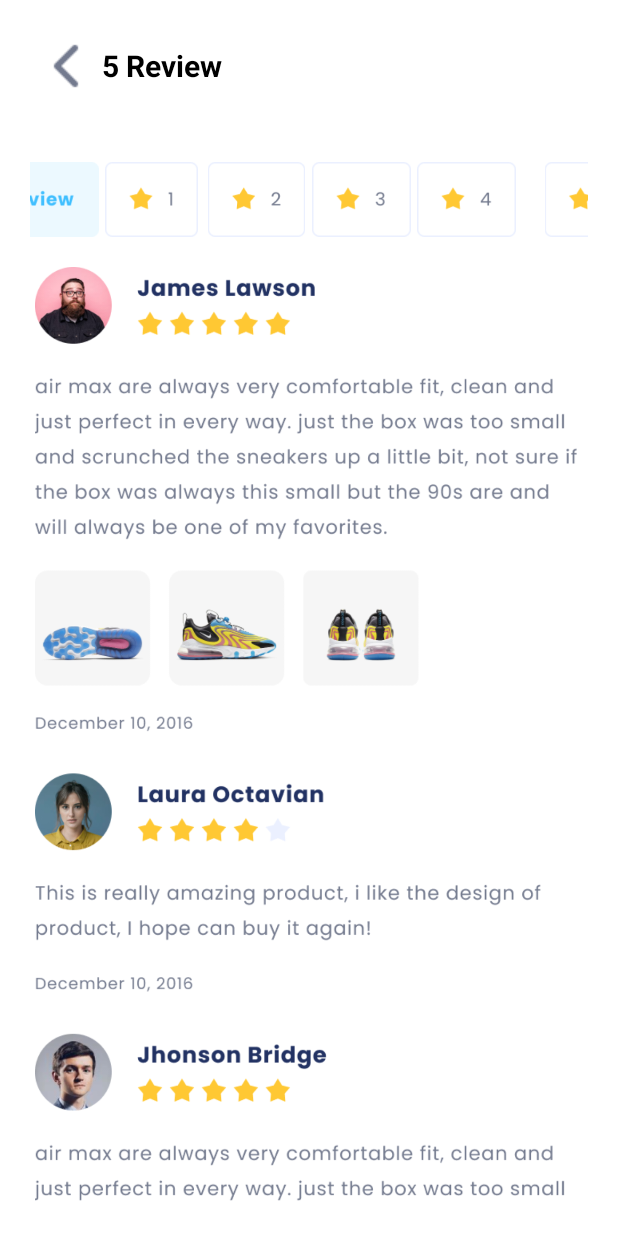
After one commit to Erfin-FlyingCow/MoblieProgramingLafyuu, an Android app: the MoreReview screen opened directly, with no data from a screen before it, on a phone screen of 412 x 824 dp. The commit adds this screen. Run offline under Robolectric (Android 15) with nearby library versions, the phone set to English and light mode, and no system bars.

Commit message:
More review screen clear

```diff
--- a/app/src/main/AndroidManifest.xml
+++ b/app/src/main/AndroidManifest.xml
@@ -12,6 +12,9 @@
         android:supportsRtl="true"
         android:theme="@style/appTheme"
         tools:targetApi="31">
+        <activity
+            android:name=".MoreReview"
+            android:exported="false" />
         <activity
             android:name=".ProductDetail"
             android:exported="false" />
--- /dev/null
+++ b/app/src/main/java/com/example/tugas1/MoreReview.kt
@@ -0,0 +1,20 @@
+package com.example.tugas1
+
+import android.os.Bundle
+import androidx.activity.enableEdgeToEdge
+import androidx.appcompat.app.AppCompatActivity
+import androidx.core.view.ViewCompat
+import androidx.core.view.WindowInsetsCompat
+
+class MoreReview : AppCompatActivity() {
+    override fun onCreate(savedInstanceState: Bundle?) {
+        super.onCreate(savedInstanceState)
+        enableEdgeToEdge()
+        setContentView(R.layout.more_review)
+        ViewCompat.setOnApplyWindowInsetsListener(findViewById(R.id.main)) { v, insets ->
+            val systemBars = insets.getInsets(WindowInsetsCompat.Type.systemBars())
+            v.setPadding(systemBars.left, systemBars.top, systemBars.right, systemBars.bottom)
+            insets
+        }
+    }
+}
--- a/app/src/main/java/com/example/tugas1/ProductDetail.kt
+++ b/app/src/main/java/com/example/tugas1/ProductDetail.kt
@@ -3,6 +3,7 @@ package com.example.tugas1
 import android.content.Intent
 import android.os.Bundle
 import android.widget.ImageView
+import android.widget.TextView
 import androidx.activity.enableEdgeToEdge
 import androidx.appcompat.app.AppCompatActivity
 import androidx.core.view.ViewCompat
@@ -17,6 +18,10 @@ class ProductDetail : AppCompatActivity() {
         back.setOnClickListener(){
             toHomeScreen()
         }
+        val seeMore=findViewById<TextView>(R.id.reviewseemore)
+        seeMore.setOnClickListener(){
+            goreviewSeeMore()
+        }
     }
     fun toHomeScreen() {
         Intent(this, Home::class.java).also {
@@ -24,4 +29,11 @@ class ProductDetail : AppCompatActivity() {
             finish()
         }
     }
+
+    fun goreviewSeeMore(){
+        Intent(this,MoreReview::class.java).also{
+            startActivity(it)
+            finish()
+        }
+    }
 }
--- /dev/null
+++ b/app/src/main/res/layout/more_review.xml
@@ -0,0 +1,97 @@
+<?xml version="1.0" encoding="utf-8"?>
+<ScrollView xmlns:android="http://schemas.android.com/apk/res/android"
+    xmlns:app="http://schemas.android.com/apk/res-auto"
+    xmlns:tools="http://schemas.android.com/tools"
+    android:id="@+id/main"
+    android:layout_width="match_parent"
+    android:layout_height="match_parent"
+    android:layout_gravity="center_horizontal"
+    android:layout_margin="20dp"
+    android:scrollbars="none"
+    tools:context=".MoreReview">
+
+    <LinearLayout
+        android:gravity="center_horizontal"
+        android:layout_width="match_parent"
+        android:layout_height="wrap_content"
+        android:orientation="vertical">
+
+        <LinearLayout
+            android:layout_width="match_parent"
+            android:layout_height="wrap_content"
+            android:orientation="horizontal">
+
+            <ImageView
+                android:id="@+id/backhome"
+                android:layout_width="wrap_content"
+                android:layout_height="wrap_content"
+                android:layout_gravity="start"
+                android:src="@drawable/panah_back" />
+
+            <TextView
+                android:layout_width="match_parent"
+                android:layout_height="match_parent"
+                android:ellipsize="end"
+                android:gravity="center_vertical"
+                android:maxLines="1"
+                android:text="5 Review"
+                android:textColor="#000000"
+                android:textSize="20dp"
+                android:textStyle="bold" />
+        </LinearLayout>
+
+        <HorizontalScrollView
+            android:layout_marginTop="40dp"
+            android:scrollbars="none"
+            android:layout_width="match_parent"
+            android:layout_height="wrap_content">
+                <LinearLayout
+                    android:layout_marginBottom="20dp"
+                    android:layout_width="wrap_content"
+                    android:layout_height="wrap_content"
+                    android:layout_gravity="center_horizontal">
+
+                    <ImageView
+                        android:layout_width="100dp"
+                        android:layout_height="50dp"
+                        android:src="@drawable/allreview"/>
+                    <ImageView
+                        android:layout_width="70dp"
+                        android:layout_height="50dp"
+                        android:src="@drawable/review1"/>
+
+                    <ImageView
+                        android:layout_width="70dp"
+                        android:layout_height="50dp"
+                        android:src="@drawable/review2" />
+
+                    <ImageView
+                        android:layout_width="70dp"
+                        android:layout_height="50dp"
+                        android:src="@drawable/review3"/>
+                    <ImageView
+                        android:layout_width="70dp"
+                        android:layout_height="50dp"
+                        android:src="@drawable/review4"/>
+                    <ImageView
+                        android:layout_width="100dp"
+                        android:layout_height="50dp"
+                        android:src="@drawable/review5"/>
+
+                </LinearLayout>
+        </HorizontalScrollView>
+        <ImageView
+            android:layout_width="match_parent"
+            android:layout_height="950dp"
+            android:src="@drawable/imgreview"/>
+
+        <Button
+            android:id="@+id/btnWritereview"
+            android:layout_width="match_parent"
+            android:layout_height="50dp"
+            app:cornerRadius="5dp"
+            android:text="Write Review"
+            android:backgroundTint="#40BFFF"/>
+
+    </LinearLayout>
+</ScrollView>
--- a/app/src/main/res/layout/nikeair_product_detail.xml
+++ b/app/src/main/res/layout/nikeair_product_detail.xml
@@ -185,10 +185,42 @@
             android:layout_height="260dp"
             android:src="@drawable/specification"/>
 
+        <LinearLayout
+            android:layout_width="match_parent"
+            android:layout_height="wrap_content"
+            android:layout_marginTop="20dp"
+            android:orientation="horizontal">
+
+            <TextView
+                android:layout_width="match_parent"
+                android:layout_height="match_parent"
+                android:layout_weight="1"
+                android:text="Review Product"
+                android:textStyle="bold"/>
+            <TextView
+                android:id="@+id/reviewseemore"
+                android:layout_width="match_parent"
+                android:layout_height="match_parent"
+                android:layout_weight="1"
+                android:text="See More"
+                android:textStyle="bold"
+                android:gravity="end"
+                android:textColor="#40BFFF"/>
+
+
+        </LinearLayout>
+
+        <ImageView
+            android:layout_marginTop="10dp"
+            android:layout_width="wrap_content"
+            android:layout_height="360dp"
+            android:src="@drawable/review"/>
+
+
 
 
         <TextView
-            android:layout_marginTop="25dp"
+            android:layout_marginTop="10dp"
             android:layout_width="match_parent"
             android:layout_height="wrap_content"
             android:text="You Might Also Like"
```
Also changed, not shown: app/src/main/res/drawable/allreview.png (added), app/src/main/res/drawable/imgreview.png (added), app/src/main/res/drawable/review.png (added), app/src/main/res/drawable/review1.png (added), app/src/main/res/drawable/review2.png (added), app/src/main/res/drawable/review3.png (added), app/src/main/res/drawable/review4.png (added), app/src/main/res/drawable/review5.png (added).
